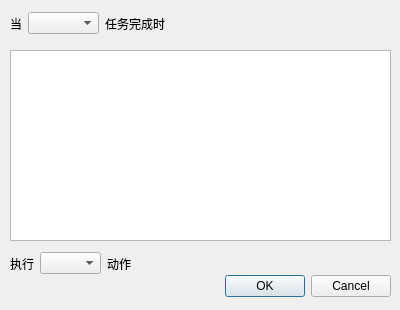
Above: src/frontend/ui/scheduler.ui from Xinkai/XwareDesktop before the change. Below: the same form after it.
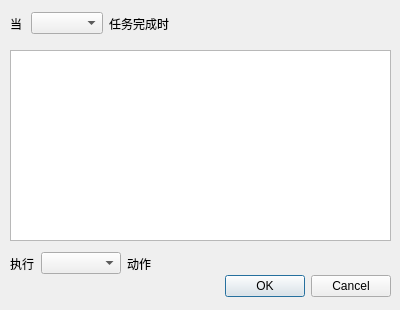
That is the form after the change. Icons and pictures are not drawn.

Commit message: land more scheduler, hidden for now

```diff
--- a/src/frontend/ui/scheduler.ui
+++ b/src/frontend/ui/scheduler.ui
@@ -81,7 +81,7 @@
     <rect>
      <x>10</x>
      <y>250</y>
-     <width>121</width>
+     <width>141</width>
      <height>27</height>
     </rect>
    </property>
@@ -97,7 +97,14 @@
      </widget>
     </item>
     <item>
-     <widget class="QComboBox" name="comboBox_action"/>
+     <widget class="QComboBox" name="comboBox_action">
+      <property name="minimumSize">
+       <size>
+        <width>80</width>
+        <height>0</height>
+       </size>
+      </property>
+     </widget>
     </item>
     <item>
      <widget class="QLabel" name="label_3">
@@ -111,12 +118,12 @@
     </item>
    </layout>
   </widget>
-  <widget class="QWidget" name="">
+  <widget class="QWidget" name="layoutWidget">
    <property name="geometry">
     <rect>
      <x>10</x>
      <y>10</y>
-     <width>155</width>
+     <width>159</width>
      <height>27</height>
     </rect>
    </property>
```
Left out of the diff: 1 changed line with no effect on the pictures. The commit also changes 6 other files.
